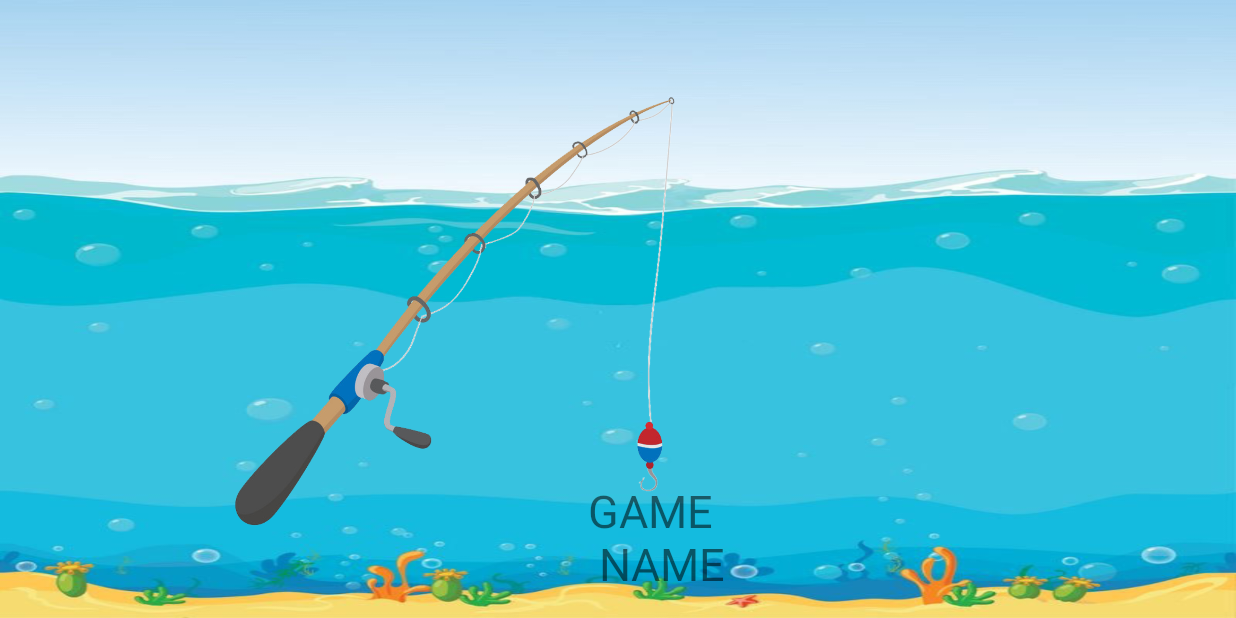
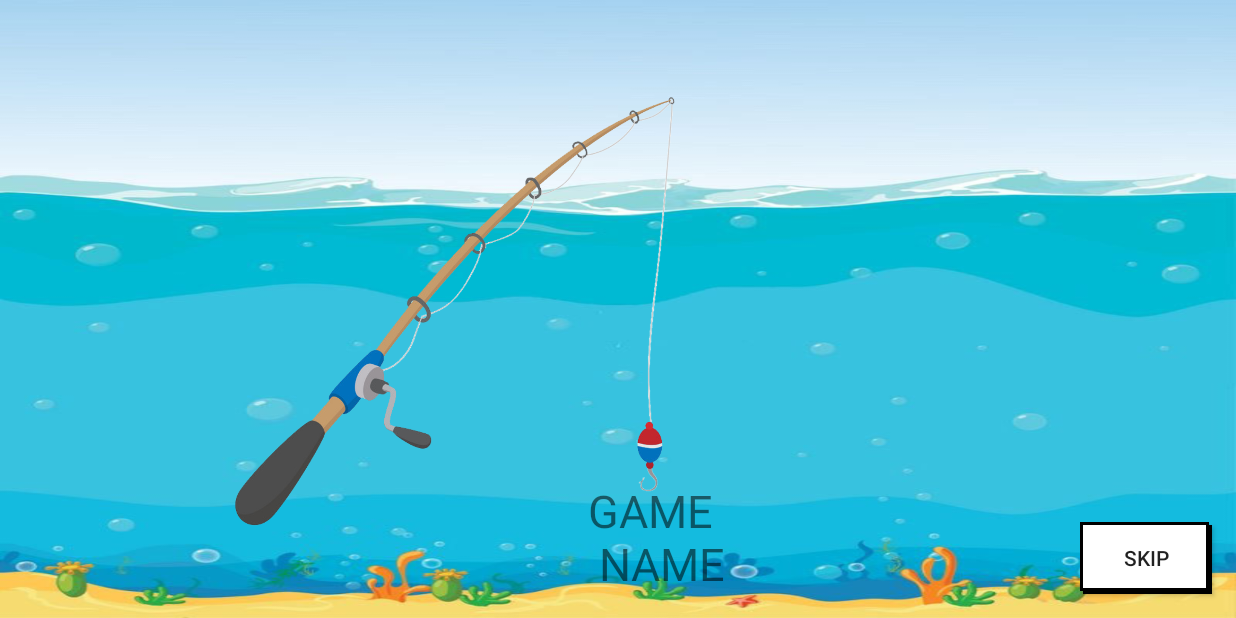
Before and after one commit to kaitlynnchan/ReelDeal, an Android app: the WelcomeScreen screen opened directly, with no data from a screen before it, on a phone screen of 824 x 412 dp (held sideways). Run offline under Robolectric (Android 15) with nearby library versions, the phone set to English and light mode, and no system bars.

Commit message:
Implemented skip button.
Starts MainActivity and finishes WelcomeScreen.

```diff
--- a/app/src/main/java/cmpt276/assign3/assign3game/MainActivity.java
+++ b/app/src/main/java/cmpt276/assign3/assign3game/MainActivity.java
@@ -1,6 +1,7 @@
 package cmpt276.assign3.assign3game;
 
 import android.app.Activity;
+import android.content.Context;
 import android.content.Intent;
 import android.os.Bundle;
 
@@ -16,6 +17,10 @@ import android.widget.Button;
  */
 public class MainActivity extends AppCompatActivity {
 
+    public static Intent makeLaunchIntent(Context context){
+        Intent intent = new Intent(context, MainActivity.class);
+        return intent;
+    }
     @Override
     protected void onCreate(Bundle savedInstanceState) {
         super.onCreate(savedInstanceState);
--- a/app/src/main/java/cmpt276/assign3/assign3game/WelcomeScreen.java
+++ b/app/src/main/java/cmpt276/assign3/assign3game/WelcomeScreen.java
@@ -2,10 +2,13 @@ package cmpt276.assign3.assign3game;
 
 import androidx.appcompat.app.AppCompatActivity;
 
+import android.content.Intent;
 import android.os.Bundle;
+import android.os.Handler;
 import android.view.View;
 import android.view.animation.Animation;
 import android.view.animation.RotateAnimation;
+import android.widget.Button;
 import android.widget.ImageView;
 
 public class WelcomeScreen extends AppCompatActivity {
@@ -18,13 +21,15 @@ public class WelcomeScreen extends AppCompatActivity {
 
         moveFishingRod();
 
+        setupSkipButton();
 //        new Handler().postDelayed(new Runnable() {
 //            @Override public void run() {
-//                Intent i = new Intent(WelcomeScreen.this, MainActivity.class); startActivity(i);
+//                Intent i = MainActivity.makeLaunchIntent(WelcomeScreen.this); startActivity(i);
 //                finish();
 //            }
 //        }, 3000);
     }
+
 
     private void moveFishingRod() {
 //        rotate = AnimationUtils.loadAnimation(this, R.anim.anim_rotate);
@@ -46,4 +51,19 @@ public class WelcomeScreen extends AppCompatActivity {
 
         }
     }
+
+    private void setupSkipButton() {
+        final Button btnSkip = findViewById(R.id.buttonSkip);
+        btnSkip.setBackground(this.getResources().getDrawable(R.drawable.button_shadow));
+        btnSkip.setOnClickListener(new View.OnClickListener() {
+            @Override
+            public void onClick(View v) {
+                btnSkip.setBackground(WelcomeScreen.this.getResources().getDrawable(R.drawable.button_border));
+
+                Intent intent = MainActivity.makeLaunchIntent(WelcomeScreen.this);
+                startActivity(intent);
+                finish();
+            }
+        });
+    }
 }
--- a/app/src/main/res/layout/activity_welcome_screen.xml
+++ b/app/src/main/res/layout/activity_welcome_screen.xml
@@ -61,4 +61,16 @@
       app:layout_constraintTop_toTopOf="@+id/imageFishingPole"
       app:srcCompat="@drawable/fishing_wire" />
 
+  <Button
+      android:id="@+id/buttonSkip"
+      android:layout_width="wrap_content"
+      android:layout_height="wrap_content"
+      android:layout_marginEnd="16dp"
+      android:layout_marginRight="16dp"
+      android:layout_marginBottom="16dp"
+      android:background="@drawable/button_shadow"
+      android:text="SKIP"
+      app:layout_constraintBottom_toBottomOf="parent"
+      app:layout_constraintEnd_toEndOf="parent" />
+
 </androidx.constraintlayout.widget.ConstraintLayout>
```
